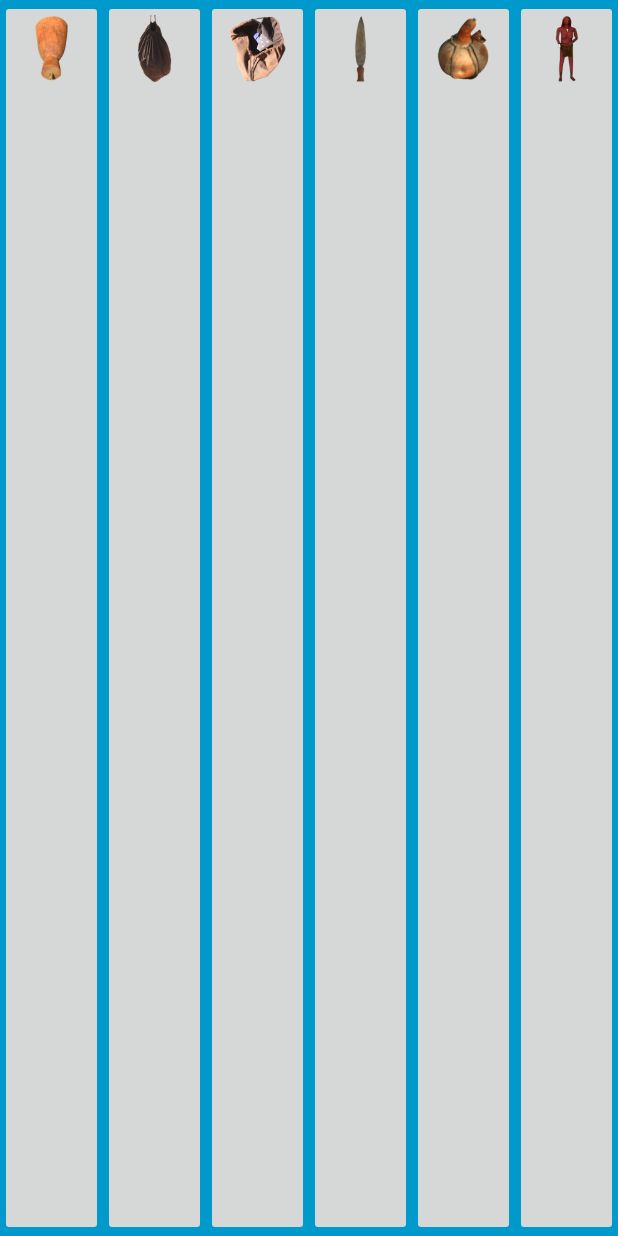
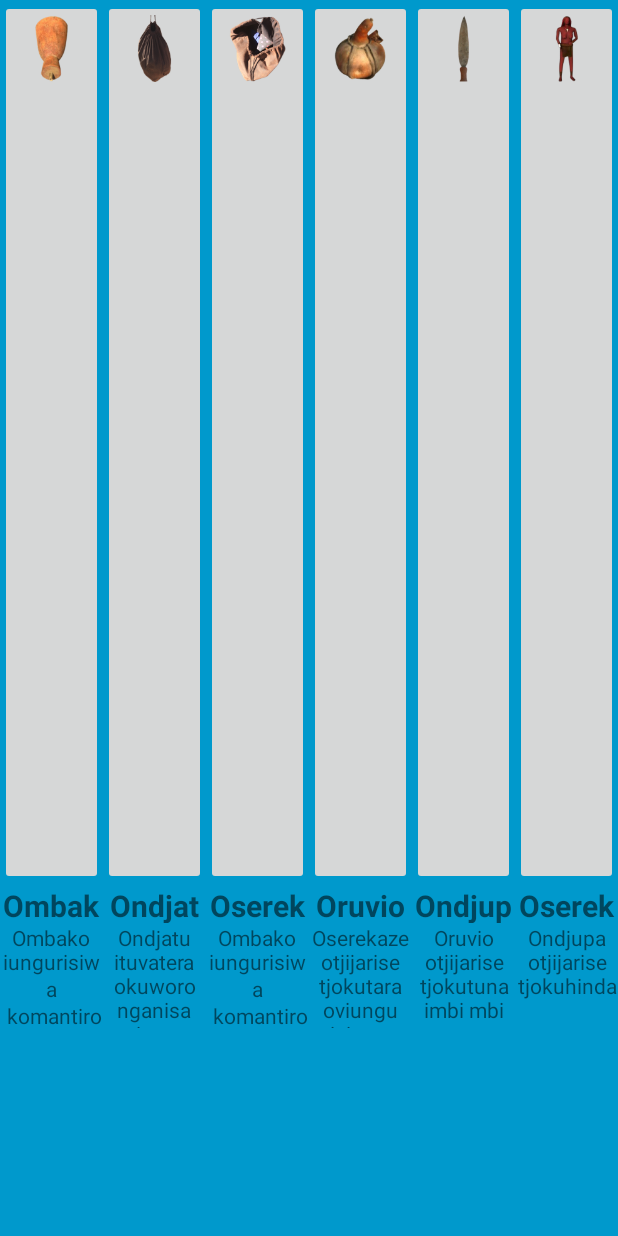
Before and after one commit to dmdmaasz6/IKDC-V3, an Android app: the screen it shows after launch (MainActivity), on a phone screen of 412 x 824 dp. Run offline under Robolectric (Android 15) with nearby library versions, the phone set to English and light mode, and no system bars; libraries missing offline, so code that uses them is left out: android.content.

Commit message:
Main screen edit test

```diff
--- a/app/build.gradle
+++ b/app/build.gradle
@@ -24,4 +24,5 @@ dependencies {
     compile 'com.android.support:appcompat-v7:24.1.1'
     compile 'com.android.support:support-v4:24.1.1'
     testCompile 'junit:junit:4.12'
+    compile 'com.android.support.constraint:constraint-layout:1.0.0-alpha1'
 }
--- a/app/src/main/res/layout/activity_main.xml
+++ b/app/src/main/res/layout/activity_main.xml
@@ -1,7 +1,7 @@
 <!--xmlns:app=""-->
 <FrameLayout xmlns:android="http://schemas.android.com/apk/res/android"
     xmlns:tools="http://schemas.android.com/tools"
-    android:layout_width="match_parent"
+    android:layout_width="fill_parent"
     android:layout_height="match_parent"
     android:background="#0099cc"
     tools:context="com.indiknowtech.nust.ikdc_v3.MainActivity">
@@ -9,29 +9,30 @@
     <!-- This FrameLayout insets its children based on system windows using
          android:fitsSystemWindows. -->
 
-    <LinearLayout
-        android:orientation="horizontal"
+    <TableLayout
         android:layout_width="match_parent"
-        android:layout_height="match_parent"
-        android:layout_gravity="center"
-        tools:ignore="UselessParent">
+        android:layout_height="match_parent">
+
+        <TableRow
+            android:layout_width="fill_parent"
+            android:layout_height="fill_parent">
 
             <ImageButton
                 android:id="@+id/btn2"
                 android:layout_width="wrap_content"
-            android:layout_height="fill_parent"
+                android:layout_height="590dp"
                 android:text="This text is below the image"
                 android:src="@drawable/funnel"
                 tools:ignore="HardcodedText"
-            android:layout_weight="16"
-            android:scaleType="fitStart"/>
+                android:layout_weight="1"
+                android:scaleType="fitStart" />
 
             <ImageButton
                 android:layout_width="wrap_content"
-            android:layout_height="fill_parent"
+                android:layout_height="match_parent"
                 android:id="@+id/CreateRequest"
                 android:layout_gravity="center_vertical"
-            android:layout_weight="16"
+                android:layout_weight="1"
                 android:src="@drawable/handbag"
                 android:scaleType="fitStart"/>
 
@@ -40,17 +41,8 @@
                 android:layout_height="fill_parent"
                 android:id="@+id/ViewRequest"
                 android:layout_gravity="center_vertical"
-            android:layout_weight="16"
+                android:layout_weight="1"
                 android:src="@drawable/opened_handbag2"
-            android:scaleType="fitStart"/>
-
-        <ImageButton
-            android:layout_width="wrap_content"
-            android:layout_height="fill_parent"
-            android:id="@+id/ModifyRequest"
-            android:layout_gravity="center_vertical"
-            android:layout_weight="16"
-            android:src="@drawable/knife"
                 android:scaleType="fitStart"/>
 
             <ImageButton
@@ -58,7 +50,7 @@
                 android:layout_height="fill_parent"
                 android:id="@+id/SendRequest"
                 android:layout_gravity="center_vertical"
-            android:layout_weight="16"
+                android:layout_weight="1"
                 android:src="@drawable/calabash_2"
                 android:scaleType="fitStart"
                 tools:ignore="ContentDescription" />
@@ -66,10 +58,156 @@
             <ImageButton
                 android:layout_width="wrap_content"
                 android:layout_height="fill_parent"
+                android:id="@+id/ModifyRequest"
+                android:layout_gravity="center_vertical"
+                android:layout_weight="1"
+                android:src="@drawable/knife"
+                android:scaleType="fitStart"/>
+
+            <ImageButton
+                android:layout_width="wrap_content"
+                android:layout_height="fill_parent"
                 android:id="@+id/ViewCompletedRequest"
                 android:layout_gravity="center_vertical"
-            android:layout_weight="16"
+                android:layout_weight="1"
                 android:src="@drawable/ovahimba_3d"
                 android:scaleType="fitStart"/>
-    </LinearLayout>
+
+        </TableRow>
+
+        <TableRow
+            android:layout_width="fill_parent"
+            android:layout_height="fill_parent">
+
+            <TextView
+                android:text="@string/homeHeader"
+                android:layout_width="wrap_content"
+                android:layout_height="25dp"
+                android:id="@+id/textView11"
+                android:layout_weight="1"
+                tools:text="@string/homeHeader"
+                android:textAlignment="center"
+                android:textStyle="normal|bold"
+                android:textSize="20sp" />
+
+            <TextView
+                android:text="@string/createReqHeader"
+                android:layout_width="10dp"
+                android:layout_height="25dp"
+                android:id="@+id/textView10"
+                android:layout_weight="1"
+                tools:text="@string/createReqHeader"
+                android:textAlignment="center"
+                android:textStyle="normal|bold"
+                android:textSize="20sp" />
+
+            <TextView
+                android:text="@string/viewHeader"
+                android:layout_width="wrap_content"
+                android:layout_height="25dp"
+                android:id="@+id/textView2"
+                android:layout_weight="1"
+                tools:text="@string/viewHeader"
+                android:textAlignment="center"
+                android:textStyle="normal|bold"
+                android:textSize="20sp" />
+
+            <TextView
+                android:text="@string/modifyHeader"
+                android:layout_width="wrap_content"
+                android:layout_height="25dp"
+                android:id="@+id/textView"
+                android:layout_weight="1"
+                tools:text="@string/modifyHeader"
+                android:textAlignment="center"
+                android:textStyle="normal|bold"
+                android:textSize="20sp" />
+
+            <TextView
+                android:text="@string/sendHeader"
+                android:layout_width="wrap_content"
+                android:layout_height="25dp"
+                android:id="@+id/textView9"
+                android:layout_weight="1"
+                tools:text="@string/sendHeader"
+                android:textAlignment="center"
+                android:textStyle="normal|bold"
+                android:textSize="20sp" />
+
+            <TextView
+                android:text="@string/viewHeader"
+                android:layout_width="wrap_content"
+                android:layout_height="25dp"
+                android:id="@+id/textView8"
+                android:layout_weight="1"
+                tools:text="@string/viewHeader"
+                android:textAlignment="center"
+                android:textStyle="normal|bold"
+                android:textSize="20sp" />
+
+        </TableRow>
+
+        <TableRow
+            android:layout_width="fill_parent"
+            android:layout_height="fill_parent" >
+
+            <TextView
+                android:text="@string/homeBody"
+                android:layout_width="20dip"
+                android:layout_height="70dp"
+                android:id="@+id/textView12"
+                android:layout_weight="1.6"
+                tools:text="@string/homeBody"
+                android:textAlignment="center" />
+
+            <TextView
+                android:text="@string/createReqBody"
+                android:layout_width="20dip"
+                android:layout_height="70dp"
+                android:id="@+id/textView7"
+                android:layout_weight="1.6"
+                android:paddingRight="0dp"
+                tools:text="@string/createReqBody"
+                android:textAlignment="center" />
+
+            <TextView
+                android:text="@string/homeBody"
+                android:layout_width="20dip"
+                android:layout_height="70dp"
+                android:id="@+id/textView13"
+                android:layout_weight="1.6"
+                tools:text="@string/homeBody"
+                android:textAlignment="center" />
+
+            <TextView
+                android:text="@string/viewBody"
+                android:layout_width="20dip"
+                android:layout_height="70dp"
+                android:id="@+id/textView6"
+                android:layout_weight="1.6"
+                tools:text="@string/viewBody"
+                android:textAlignment="center" />
+
+            <TextView
+                android:text="@string/modifyBody"
+                android:layout_width="20dip"
+                android:layout_height="70dp"
+                android:id="@+id/textView5"
+                android:layout_weight="1.6"
+                tools:text="@string/modifyBody"
+                android:textAlignment="center" />
+
+            <TextView
+                android:text="@string/sendBody"
+                android:layout_width="20dip"
+                android:layout_height="70dp"
+                android:id="@+id/textView4"
+                android:layout_weight="1.6"
+                tools:text="@string/sendBody"
+                android:textAlignment="center" />
+
+        </TableRow>
+
+    </TableLayout>
+
 </FrameLayout>
--- a/app/src/main/res/values/strings.xml
+++ b/app/src/main/res/values/strings.xml
@@ -3,16 +3,16 @@
 
     <string name="dummy_button">Dummy Button</string>
     <string name="dummy_content">DUMMY\nCONTENT</string>
-    <string name="OmbakoHeader"><b>Ombako\n</b>Ombako iungurisiwa\n komantiro kuworongarisa oviungurisisiwa\n viombazu komahindiro</string>
-    <string name="OmbakoBody">Ombako iungurisiwa komantiro kuworongarisa oviungurisisiwa viombazu komahindiro</string>
-    <string name="OndjatuHeader">Ondjatundja patua</string>
-    <string name="OndjatuBody">Ondjatu ituvatera okuworonganisa oviungurisiwa vietu pamue</string>
-    <string name="OruvioHeader">Oruvio</string>
-    <string name="OruvioBody">Oruvio otjijarise tjokutuna imbi mbi tuaongere kumwe</string>
-    <string name="OndjupaHeader">Ondjupa</string>
-    <string name="OndjupaBody">Ondjupa otjijarise tjokuhinda</string>
-    <string name="OserekazeHeader">Oserekaze</string>
-    <string name="OserekaziBody">Oserekaze otjijarise tjokutara oviungurisiua mbiamanuka okutungua</string>
+    <string name="homeHeader">Ombako</string>
+    <string name="homeBody">Ombako iungurisiwa\n komantiro kuworongarisa \noviungurisisiwa viombazu\n komahindiro</string>
+    <string name="createReqHeader">Ondjatundja patua</string>
+    <string name="createReqBody">Ondjatu ituvatera okuworonganisa oviungurisiwa vietu pamue</string>
+    <string name="modifyHeader">Oruvio</string>
+    <string name="modifyBody">Oruvio otjijarise tjokutuna imbi mbi tuaongere kumwe</string>
+    <string name="sendHeader">Ondjupa</string>
+    <string name="sendBody">Ondjupa otjijarise tjokuhinda</string>
+    <string name="viewHeader">Oserekaze</string>
+    <string name="viewBody">Oserekaze otjijarise tjokutara oviungurisiua mbiamanuka okutungua</string>
 
     <string name="title_activity_ondjatu">Ondjatu</string>
 
--- a/app/src/main/res/values/styles.xml
+++ b/app/src/main/res/values/styles.xml
@@ -19,5 +19,9 @@
     <style name="FullscreenActionBarStyle" parent="Widget.AppCompat.ActionBar">
         <item name="android:background">@color/black_overlay</item>
     </style>
+    <style name="loginType">
+        <item name="android:layout_weight">0.5</item>
+        <item name="android:orientation">vertical</item>
+    </style>
 
 </resources>
```
Lines whose indentation alone changed are shown as unchanged.
